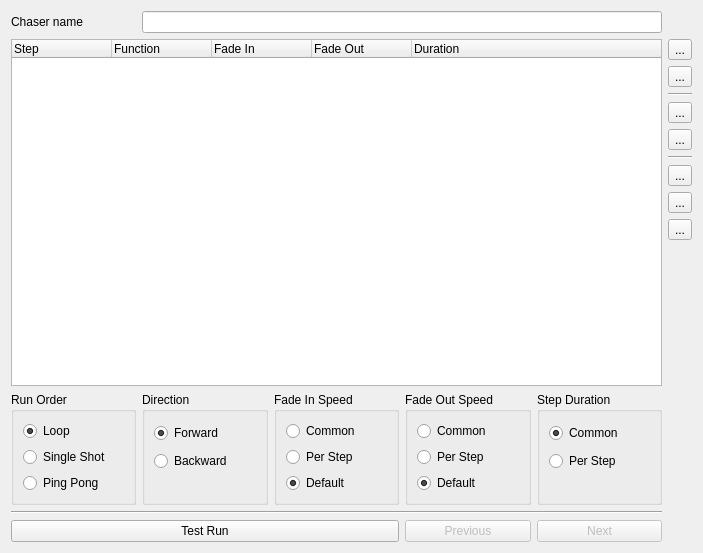
Qt form ui/src/chasereditor.ui (mcallegari/qlcplus) before a commit.
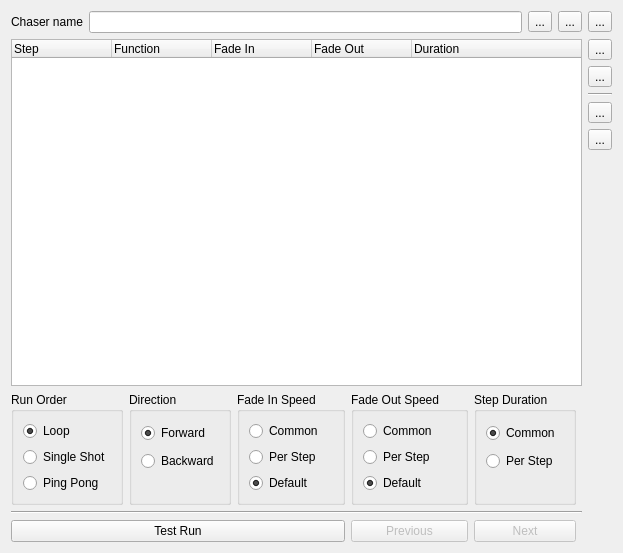
The same form after that commit. Icons and pictures are not drawn.

Commit message: Improved Chaser Editor UI. Now more compact

```diff
--- a/ui/src/chasereditor.ui
+++ b/ui/src/chasereditor.ui
@@ -6,7 +6,7 @@
    <rect>
     <x>0</x>
     <y>0</y>
-    <width>703</width>
+    <width>622</width>
     <height>553</height>
    </rect>
   </property>
@@ -14,33 +14,123 @@
    <string>Chaser editor</string>
   </property>
   <layout class="QGridLayout" name="gridLayout">
-   <item row="0" column="0">
-    <widget class="QLabel" name="m_nameLabel">
-     <property name="sizePolicy">
-      <sizepolicy hsizetype="Preferred" vsizetype="Preferred">
-       <horstretch>0</horstretch>
-       <verstretch>0</verstretch>
-      </sizepolicy>
+   <item row="10" column="0">
+    <widget class="QGroupBox" name="groupBox">
+     <property name="title">
+      <string>Run Order</string>
      </property>
+     <layout class="QVBoxLayout" name="verticalLayout_2">
+      <item>
+       <widget class="QRadioButton" name="m_loop">
+        <property name="toolTip">
+         <string>Run through over and over again</string>
+        </property>
+        <property name="text">
+         <string>Loop</string>
+        </property>
+        <property name="checked">
+         <bool>true</bool>
+        </property>
+       </widget>
+      </item>
+      <item>
+       <widget class="QRadioButton" name="m_singleShot">
+        <property name="toolTip">
+         <string>Run through once and stop</string>
+        </property>
+        <property name="text">
+         <string>Single Shot</string>
+        </property>
+       </widget>
+      </item>
+      <item>
+       <widget class="QRadioButton" name="m_pingPong">
+        <property name="toolTip">
+         <string>Switch direction at both ends</string>
+        </property>
+        <property name="text">
+         <string>Ping Pong</string>
+        </property>
+       </widget>
+      </item>
+     </layout>
+    </widget>
+   </item>
+   <item row="4" column="6">
+    <widget class="QToolButton" name="m_raise">
+     <property name="toolTip">
+      <string>Raise the selected step once</string>
+     </property>
      <property name="text">
-      <string>Chaser name</string>
+      <string notr="true">...</string>
      </property>
+     <property name="icon">
+      <iconset resource="qlcui.qrc">
+       <normaloff>:/up.png</normaloff>:/up.png</iconset>
+     </property>
+     <property name="iconSize">
+      <size>
+       <width>24</width>
+       <height>24</height>
+      </size>
+     </property>
     </widget>
    </item>
-   <item row="0" column="1" colspan="4">
-    <widget class="QLineEdit" name="m_nameEdit">
-     <property name="sizePolicy">
-      <sizepolicy hsizetype="Expanding" vsizetype="Fixed">
-       <horstretch>0</horstretch>
-       <verstretch>0</verstretch>
-      </sizepolicy>
+   <item row="5" column="6">
+    <widget class="QToolButton" name="m_lower">
+     <property name="toolTip">
+      <string>Lower the selected step once</string>
      </property>
+     <property name="text">
+      <string notr="true">...</string>
+     </property>
+     <property name="icon">
+      <iconset resource="qlcui.qrc">
+       <normaloff>:/down.png</normaloff>:/down.png</iconset>
+     </property>
+     <property name="iconSize">
+      <size>
+       <width>24</width>
+       <height>24</height>
+      </size>
+     </property>
+    </widget>
+   </item>
+   <item row="3" column="6">
+    <widget class="Line" name="line">
+     <property name="orientation">
+      <enum>Qt::Horizontal</enum>
+     </property>
+    </widget>
+   </item>
+   <item row="11" column="0" colspan="6">
+    <widget class="Line" name="line_3">
+     <property name="orientation">
+      <enum>Qt::Horizontal</enum>
+     </property>
+    </widget>
+   </item>
+   <item row="2" column="6">
+    <widget class="QToolButton" name="m_remove">
      <property name="toolTip">
       <string>Name of the chaser being edited</string>
      </property>
+     <property name="text">
+      <string notr="true">...</string>
+     </property>
+     <property name="icon">
+      <iconset resource="qlcui.qrc">
+       <normaloff>:/edit_remove.png</normaloff>:/edit_remove.png</iconset>
+     </property>
+     <property name="iconSize">
+      <size>
+       <width>24</width>
+       <height>24</height>
+      </size>
+     </property>
     </widget>
    </item>
-   <item row="1" column="0" rowspan="10" colspan="5">
+   <item row="1" column="0" rowspan="9" colspan="6">
     <widget class="QTreeWidget" name="m_tree">
      <property name="sizePolicy">
       <sizepolicy hsizetype="Expanding" vsizetype="Expanding">
@@ -93,7 +183,7 @@
      </column>
     </widget>
    </item>
-   <item row="1" column="5">
+   <item row="1" column="6">
     <widget class="QToolButton" name="m_add">
      <property name="toolTip">
       <string>Add step(s) to the current position</string>
@@ -107,138 +197,13 @@
      </property>
      <property name="iconSize">
       <size>
-       <width>32</width>
-       <height>32</height>
+       <width>24</width>
+       <height>24</height>
       </size>
      </property>
     </widget>
    </item>
-   <item row="2" column="5">
-    <widget class="QToolButton" name="m_remove">
-     <property name="toolTip">
-      <string>Remove the selected step</string>
-     </property>
-     <property name="text">
-      <string notr="true">...</string>
-     </property>
-     <property name="icon">
-      <iconset resource="qlcui.qrc">
-       <normaloff>:/edit_remove.png</normaloff>:/edit_remove.png</iconset>
-     </property>
-     <property name="iconSize">
-      <size>
-       <width>32</width>
-       <height>32</height>
-      </size>
-     </property>
-    </widget>
-   </item>
-   <item row="3" column="5">
-    <widget class="Line" name="line">
-     <property name="orientation">
-      <enum>Qt::Horizontal</enum>
-     </property>
-    </widget>
-   </item>
-   <item row="4" column="5">
-    <widget class="QToolButton" name="m_raise">
-     <property name="toolTip">
-      <string>Raise the selected step once</string>
-     </property>
-     <property name="text">
-      <string notr="true">...</string>
-     </property>
-     <property name="icon">
-      <iconset resource="qlcui.qrc">
-       <normaloff>:/up.png</normaloff>:/up.png</iconset>
-     </property>
-     <property name="iconSize">
-      <size>
-       <width>32</width>
-       <height>32</height>
-      </size>
-     </property>
-    </widget>
-   </item>
-   <item row="5" column="5">
-    <widget class="QToolButton" name="m_lower">
-     <property name="toolTip">
-      <string>Lower the selected step once</string>
-     </property>
-     <property name="text">
-      <string notr="true">...</string>
-     </property>
-     <property name="icon">
-      <iconset resource="qlcui.qrc">
-       <normaloff>:/down.png</normaloff>:/down.png</iconset>
-     </property>
-     <property name="iconSize">
-      <size>
-       <width>32</width>
-       <height>32</height>
-      </size>
-     </property>
-    </widget>
-   </item>
-   <item row="6" column="5">
-    <widget class="Line" name="line_2">
-     <property name="orientation">
-      <enum>Qt::Horizontal</enum>
-     </property>
-    </widget>
-   </item>
-   <item row="7" column="5">
-    <widget class="QToolButton" name="m_cutButton">
-     <property name="text">
-      <string notr="true">...</string>
-     </property>
-     <property name="icon">
-      <iconset resource="qlcui.qrc">
-       <normaloff>:/editcut.png</normaloff>:/editcut.png</iconset>
-     </property>
-     <property name="iconSize">
-      <size>
-       <width>32</width>
-       <height>32</height>
-      </size>
-     </property>
-    </widget>
-   </item>
-   <item row="8" column="5">
-    <widget class="QToolButton" name="m_copyButton">
-     <property name="text">
-      <string notr="true">...</string>
-     </property>
-     <property name="icon">
-      <iconset resource="qlcui.qrc">
-       <normaloff>:/editcopy.png</normaloff>:/editcopy.png</iconset>
-     </property>
-     <property name="iconSize">
-      <size>
-       <width>32</width>
-       <height>32</height>
-      </size>
-     </property>
-    </widget>
-   </item>
-   <item row="9" column="5">
-    <widget class="QToolButton" name="m_pasteButton">
-     <property name="text">
-      <string notr="true">...</string>
-     </property>
-     <property name="icon">
-      <iconset resource="qlcui.qrc">
-       <normaloff>:/editpaste.png</normaloff>:/editpaste.png</iconset>
-     </property>
-     <property name="iconSize">
-      <size>
-       <width>32</width>
-       <height>32</height>
-      </size>
-     </property>
-    </widget>
-   </item>
-   <item row="10" column="5">
+   <item row="6" column="6" rowspan="4">
     <spacer>
      <property name="orientation">
       <enum>Qt::Vertical</enum>
@@ -251,49 +216,88 @@
      </property>
     </spacer>
    </item>
-   <item row="11" column="0">
-    <widget class="QGroupBox" name="groupBox">
-     <property name="title">
-      <string>Run Order</string>
-     </property>
-     <layout class="QVBoxLayout" name="verticalLayout_2">
-      <item>
-       <widget class="QRadioButton" name="m_loop">
-        <property name="toolTip">
-         <string>Run through over and over again</string>
-        </property>
-        <property name="text">
-         <string>Loop</string>
-        </property>
-        <property name="checked">
-         <bool>true</bool>
-        </property>
-       </widget>
-      </item>
-      <item>
-       <widget class="QRadioButton" name="m_singleShot">
-        <property name="toolTip">
-         <string>Run through once and stop</string>
-        </property>
-        <property name="text">
-         <string>Single Shot</string>
-        </property>
-       </widget>
-      </item>
-      <item>
-       <widget class="QRadioButton" name="m_pingPong">
-        <property name="toolTip">
-         <string>Switch direction at both ends</string>
-        </property>
-        <property name="text">
-         <string>Ping Pong</string>
-        </property>
-       </widget>
-      </item>
-     </layout>
-    </widget>
+   <item row="0" column="0" colspan="7">
+    <layout class="QHBoxLayout" name="horizontalLayout">
+     <item>
+      <widget class="QLabel" name="m_nameLabel">
+       <property name="sizePolicy">
+        <sizepolicy hsizetype="Preferred" vsizetype="Preferred">
+         <horstretch>0</horstretch>
+         <verstretch>0</verstretch>
+        </sizepolicy>
+       </property>
+       <property name="text">
+        <string>Chaser name</string>
+       </property>
+      </widget>
+     </item>
+     <item>
+      <widget class="QLineEdit" name="m_nameEdit">
+       <property name="sizePolicy">
+        <sizepolicy hsizetype="Expanding" vsizetype="Fixed">
+         <horstretch>0</horstretch>
+         <verstretch>0</verstretch>
+        </sizepolicy>
+       </property>
+       <property name="toolTip">
+        <string>Name of the chaser being edited</string>
+       </property>
+      </widget>
+     </item>
+     <item>
+      <widget class="QToolButton" name="m_copyButton">
+       <property name="text">
+        <string notr="true">...</string>
+       </property>
+       <property name="icon">
+        <iconset resource="qlcui.qrc">
+         <normaloff>:/editcopy.png</normaloff>:/editcopy.png</iconset>
+       </property>
+       <property name="iconSize">
+        <size>
+         <width>24</width>
+         <height>24</height>
+        </size>
+       </property>
+      </widget>
+     </item>
+     <item>
+      <widget class="QToolButton" name="m_cutButton">
+       <property name="text">
+        <string notr="true">...</string>
+       </property>
+       <property name="icon">
+        <iconset resource="qlcui.qrc">
+         <normaloff>:/editcut.png</normaloff>:/editcut.png</iconset>
+       </property>
+       <property name="iconSize">
+        <size>
+         <width>24</width>
+         <height>24</height>
+        </size>
+       </property>
+      </widget>
+     </item>
+     <item>
+      <widget class="QToolButton" name="m_pasteButton">
+       <property name="text">
+        <string notr="true">...</string>
+       </property>
+       <property name="icon">
+        <iconset resource="qlcui.qrc">
+         <normaloff>:/editpaste.png</normaloff>:/editpaste.png</iconset>
+       </property>
+       <property name="iconSize">
+        <size>
+         <width>24</width>
+         <height>24</height>
+        </size>
+       </property>
+      </widget>
+     </item>
+    </layout>
    </item>
-   <item row="11" column="1">
+   <item row="10" column="1">
     <widget class="QGroupBox" name="groupBox_2">
      <property name="title">
       <string>Direction</string>
@@ -341,7 +345,7 @@
      </layout>
     </widget>
    </item>
-   <item row="11" column="2">
+   <item row="10" column="2">
     <widget class="QGroupBox" name="m_fadeInGroup">
      <property name="title">
       <string>Fade In Speed</string>
@@ -383,7 +387,7 @@
      </layout>
     </widget>
    </item>
-   <item row="11" column="3">
+   <item row="10" column="3">
     <widget class="QGroupBox" name="m_fadeOutGroup">
      <property name="title">
       <string>Fade Out Speed</string>
@@ -425,7 +429,7 @@
      </layout>
     </widget>
    </item>
-   <item row="11" column="4">
+   <item row="10" column="4">
     <widget class="QGroupBox" name="m_durationGroup">
      <property name="title">
       <string>Step Duration</string>
@@ -473,7 +477,7 @@
      </layout>
     </widget>
    </item>
-   <item row="13" column="0" colspan="3">
+   <item row="12" column="0" colspan="3">
     <widget class="QPushButton" name="m_testButton">
      <property name="toolTip">
       <string>See what the chaser does when it is run</string>
@@ -486,20 +490,7 @@
      </property>
     </widget>
    </item>
-   <item row="13" column="4">
-    <widget class="QPushButton" name="m_testNextButton">
-     <property name="enabled">
-      <bool>false</bool>
-     </property>
-     <property name="toolTip">
-      <string>Skip to the next step</string>
-     </property>
-     <property name="text">
-      <string>Next</string>
-     </property>
-    </widget>
-   </item>
-   <item row="13" column="3">
+   <item row="12" column="3">
     <widget class="QPushButton" name="m_testPreviousButton">
      <property name="enabled">
       <bool>false</bool>
@@ -512,10 +503,16 @@
      </property>
     </widget>
    </item>
-   <item row="12" column="0" colspan="5">
-    <widget class="Line" name="line_3">
-     <property name="orientation">
-      <enum>Qt::Horizontal</enum>
+   <item row="12" column="4">
+    <widget class="QPushButton" name="m_testNextButton">
+     <property name="enabled">
+      <bool>false</bool>
+     </property>
+     <property name="toolTip">
+      <string>Skip to the next step</string>
+     </property>
+     <property name="text">
+      <string>Next</string>
      </property>
     </widget>
    </item>
```
Left out of the diff: 3 changed lines with no effect on the pictures.
